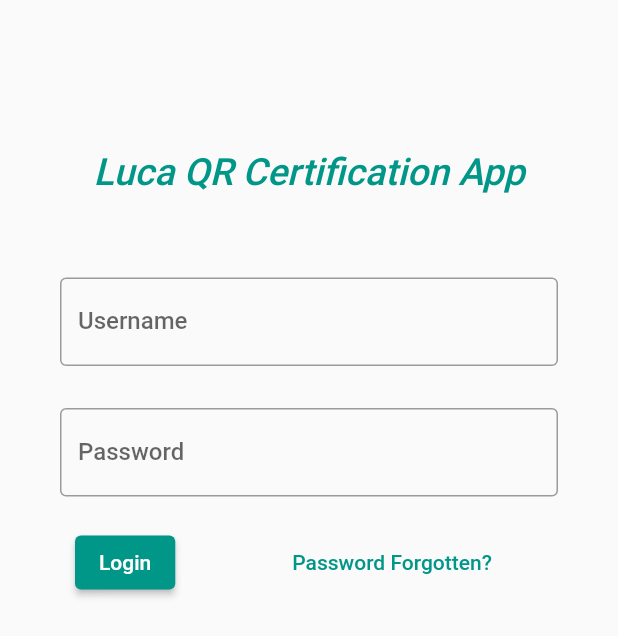
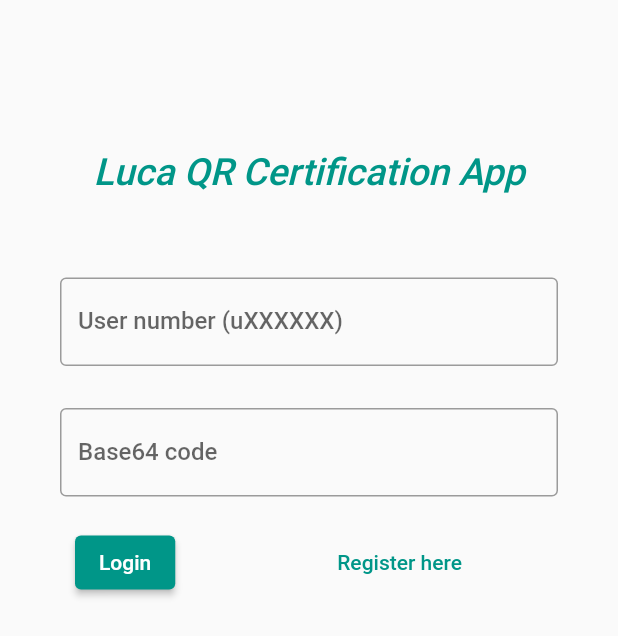
Before and after one commit to namb0/MiSproject, a Flutter app: the History screen opened by its route, in the side drawer, after a tap on "Sign Out", on a phone screen of 412 x 824 dp. Shown: the top 636 px of the screen. Run offline on Flutter 3.47's test engine with Material 2 defaults, Android fonts, the phone set to English and light mode, and no system bars; our stand-ins replace shared_preferences, string_validator; missing offline and left inert: flutter_web_browser, qr_code_scanner; accounts and stored records are empty; Roboto replaces fonts that are missing (Roboto-Medium); statements that could not run were skipped.

Commit message:
registration and login/logout functional + userinformation is being saved in sharedpreferences

```diff
--- a/lib/helper/drawer.dart
+++ b/lib/helper/drawer.dart
@@ -1,31 +1,50 @@
 import 'package:flutter/material.dart';
+import 'package:shared_preferences/shared_preferences.dart';
 
 class drawerWidget extends StatelessWidget {
-  const drawerWidget({
+  drawerWidget({
     Key? key,
   }) : super(key: key);
 
-  final String accName = 'John', accNumber = 'r812386';
+  String name = '', studentnumber = '';
+
+  Future<String> initUserData() async {
+    final sharedPreferences = await SharedPreferences.getInstance();
+    var sharedPrefname = sharedPreferences.getString('name');
+    var sharedPrefstudentNumber = sharedPreferences.getString('student number');
+    name = sharedPrefname!;
+    studentnumber = sharedPrefstudentNumber!;
+    return name;
+  }
 
   @override
   Widget build(BuildContext context) {
+    initUserData();
+
     return Drawer(
       child: Column(
         children: <Widget>[
-          UserAccountsDrawerHeader(
-            accountName: Text('$accName'),
-            accountEmail: Text('$accNumber'),
-            decoration: BoxDecoration(
-              color: Colors.teal.shade500,
-            ),
-            /*child: Text(
-              'LUCA \nQR Certification App',
-              style: TextStyle(
-                color: Colors.white,
-                fontSize: 24,
-              ),
-            ),*/
-          ),
+          FutureBuilder(
+              future: initUserData(),
+              builder: (context, AsyncSnapshot<String> snapshot) {
+                if (snapshot.hasData) {
+                  return UserAccountsDrawerHeader(
+                    accountName: Text('$name'),
+                    accountEmail: Text('$studentnumber'),
+                    decoration: BoxDecoration(
+                      color: Colors.teal.shade500,
+                    ),
+                  );
+                } else {
+                  return UserAccountsDrawerHeader(
+                    accountName: Text('Loading...'),
+                    accountEmail: Text(''),
+                    decoration: BoxDecoration(
+                      color: Colors.teal.shade500,
+                    ),
+                  );
+                }
+              }),
           Column(
             children: <Widget>[
               ListTile(
@@ -35,7 +54,10 @@ class drawerWidget extends StatelessWidget {
               ListTile(
                 leading: Icon(Icons.logout),
                 title: Text('Sign Out'),
-                onTap: () {
+                onTap: () async {
+                  final sharedPreferences =
+                      await SharedPreferences.getInstance();
+                  sharedPreferences.clear();
                   Navigator.pushReplacementNamed(context, '/login');
                 },
               ),
--- a/lib/pages/login.dart
+++ b/lib/pages/login.dart
@@ -1,5 +1,8 @@
 import 'package:flutter/material.dart';
 import 'package:certificate_app/data/login.dart';
+import 'package:certificate_app/pages/home.dart';
+import 'package:flutter_web_browser/flutter_web_browser.dart';
+import 'package:shared_preferences/shared_preferences.dart';
 
 class Login extends StatefulWidget {
   @override
@@ -10,6 +13,11 @@ class _LoginState extends State<Login> {
   var usercontroller = TextEditingController();
   var pwcontroller = TextEditingController();
 
+  Future<bool> checkIfSharedPrefsExists() async {
+    final sharedPreferences = await SharedPreferences.getInstance();
+    return sharedPreferences.containsKey('name');
+  }
+
   void login(String username, String pw) {
     Logindatacheck userData = Logindatacheck(username, pw);
 
@@ -18,12 +26,21 @@ class _LoginState extends State<Login> {
     //return 0;
   }
 
-  void pwfg() {
-    print('i forgot my password');
+  Future<void> openBrowserTab(String url) async {
+    await FlutterWebBrowser.openWebPage(url: url);
   }
 
   @override
   Widget build(BuildContext context) {
+    const String toLaunch = 'https://krisc-informatica.be/fhaachen/';
+    return FutureBuilder(
+        future: checkIfSharedPrefsExists(),
+        builder: (context, AsyncSnapshot<bool> snapshot) {
+          if (snapshot.data == true) {
+            return Home();
+          } else if (snapshot.connectionState == ConnectionState.waiting) {
+            return CircularProgressIndicator();
+          } else {
             return SafeArea(
               child: Scaffold(
                 body: Column(
@@ -45,32 +62,34 @@ class _LoginState extends State<Login> {
                       ),
                     ),
                     Padding(
-              padding: EdgeInsets.symmetric(horizontal: 40, vertical: 16),
+                      padding:
+                          EdgeInsets.symmetric(horizontal: 40, vertical: 16),
                       child: TextFormField(
                         controller: usercontroller,
                         decoration: InputDecoration(
                           border: OutlineInputBorder(),
-                  labelText: 'Username',
+                          labelText: 'User number (uXXXXXX)',
                           focusedBorder: OutlineInputBorder(
                             borderRadius: BorderRadius.all(Radius.circular(4)),
-                    borderSide:
-                        BorderSide(width: 1, color: Colors.teal.shade500),
+                            borderSide: BorderSide(
+                                width: 1, color: Colors.teal.shade500),
                           ),
                         ),
                       ),
                     ),
                     Padding(
-              padding: EdgeInsets.symmetric(horizontal: 40, vertical: 12),
+                      padding:
+                          EdgeInsets.symmetric(horizontal: 40, vertical: 12),
                       child: TextFormField(
                         controller: pwcontroller,
                         obscureText: true,
                         decoration: InputDecoration(
                           border: OutlineInputBorder(),
-                  labelText: 'Password',
+                          labelText: 'Base64 code',
                           focusedBorder: OutlineInputBorder(
                             borderRadius: BorderRadius.all(Radius.circular(4)),
-                    borderSide:
-                        BorderSide(width: 1, color: Colors.teal.shade500),
+                            borderSide: BorderSide(
+                                width: 1, color: Colors.teal.shade500),
                           ),
                         ),
                       ),
@@ -78,33 +97,39 @@ class _LoginState extends State<Login> {
                     Row(
                       children: [
                         Padding(
-                  padding: EdgeInsets.symmetric(horizontal: 50, vertical: 8),
+                          padding:
+                              EdgeInsets.symmetric(horizontal: 50, vertical: 8),
                           child: ElevatedButton(
                             child: Text('Login'),
                             onPressed: () {
                               login(usercontroller.text, pwcontroller.text);
                             },
                             style: ButtonStyle(
-                      backgroundColor: MaterialStateProperty.resolveWith<Color>(
+                              backgroundColor:
+                                  MaterialStateProperty.resolveWith<Color>(
                                 (Set<MaterialState> states) {
                                   if (states.contains(MaterialState.pressed))
                                     return Theme.of(context)
                                         .colorScheme
                                         .primary
                                         .withOpacity(0.5);
-                          return Colors
-                              .teal.shade500; // Use the component's default.
+                                  return Colors.teal
+                                      .shade500; // Use the component's default.
                                 },
                               ),
                             ),
                           ),
                         ),
                         Padding(
-                  padding: EdgeInsets.symmetric(horizontal: 20, vertical: 8),
+                          padding:
+                              EdgeInsets.symmetric(horizontal: 50, vertical: 8),
                           child: TextButton(
-                    child: Text('Password Forgotten?'),
-                    onPressed: pwfg,
-                    style: TextButton.styleFrom(primary: Colors.teal.shade500),
+                            onPressed: () {
+                              openBrowserTab(toLaunch);
+                            },
+                            child: Text('Register here'),
+                            style: TextButton.styleFrom(
+                                primary: Colors.teal.shade500),
                           ),
                         ),
                       ],
@@ -114,4 +139,6 @@ class _LoginState extends State<Login> {
               ),
             );
           }
+        });
   }
+}
--- a/pubspec.yaml
+++ b/pubspec.yaml
@@ -29,6 +29,10 @@ dependencies:
   # Use with the CupertinoIcons class for iOS style icons.
   cupertino_icons: ^1.0.2
   qr_code_scanner: ^0.4.0
+  url_launcher: ^6.0.6
+  flutter_web_browser: ^0.14.0
+  string_validator: ^0.3.0
+  shared_preferences: ^2.0.6
 
 dev_dependencies:
   flutter_test:
```
Also changed, not shown: lib/data/login.dart (+19 -15 lines), pubspec.lock, 1 other file. Lines whose indentation alone changed are shown as unchanged.
